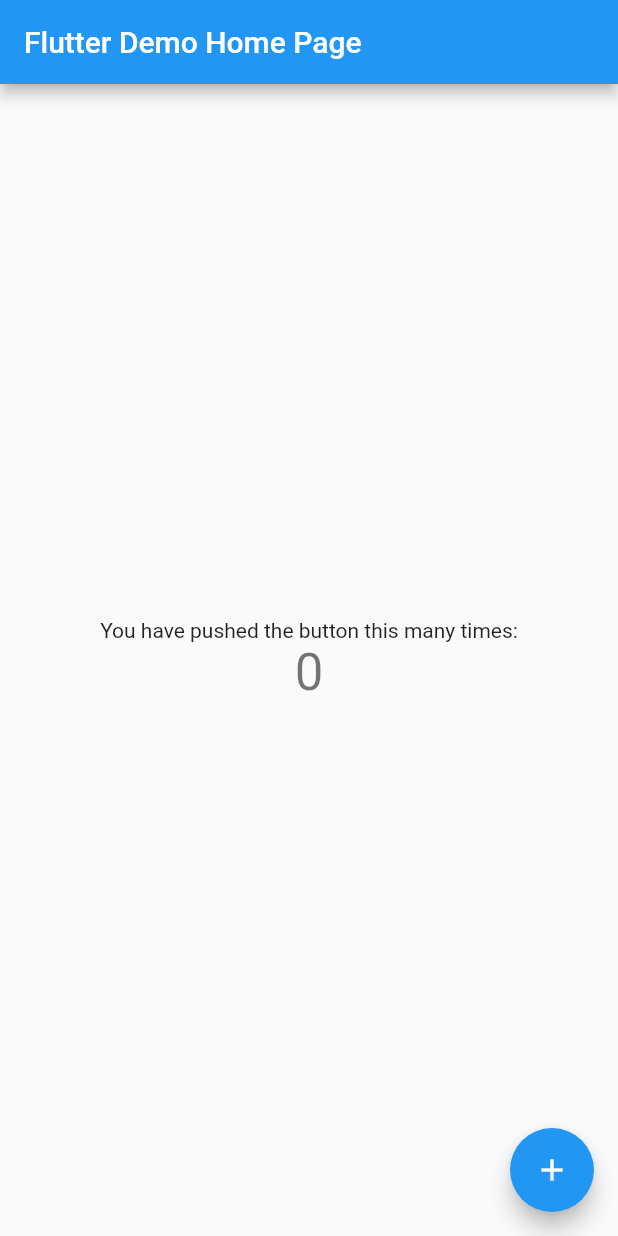
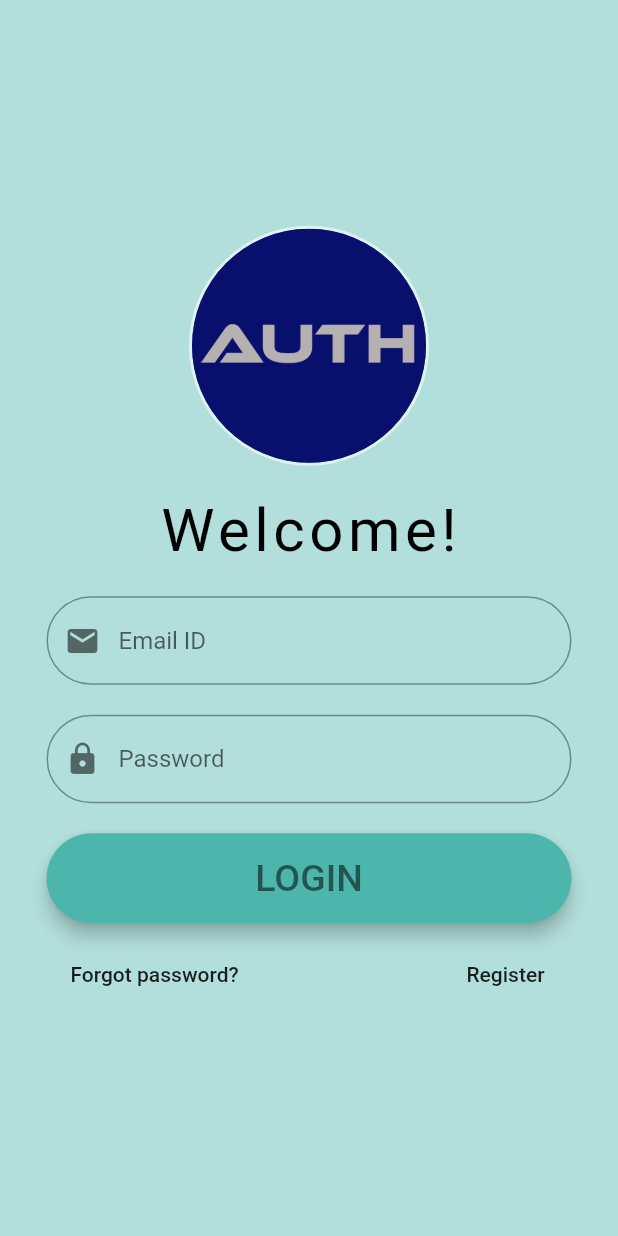
Before and after one commit to urantiatech/authenticator_flutter, a Flutter app: the screen it shows after launch, on a phone screen of 412 x 824 dp. Run offline on Flutter 3.47's test engine with Material 2 defaults, Android fonts, the phone set to English and light mode, and no system bars.

Commit message:
added login screen

```diff
--- a/lib/main.dart
+++ b/lib/main.dart
@@ -1,117 +1,145 @@
 import 'package:flutter/material.dart';
+import 'package:flutter/painting.dart';
 
 void main() {
-  runApp(MyApp());
+  runApp(
+    MaterialApp(
+      home: Scaffold(
+        backgroundColor: Colors.teal[100],
+        body: LoginPage(),
+      ),
+    ),
+  );
 }
 
-class MyApp extends StatelessWidget {
-  // This widget is the root of your application.
+class LoginPage extends StatefulWidget {
+  @override
+  _LoginPageState createState() => _LoginPageState();
+}
+
+class _LoginPageState extends State<LoginPage> {
+  TextEditingController controllerEmail = TextEditingController();
+  TextEditingController controllerPassword = TextEditingController();
   @override
   Widget build(BuildContext context) {
-    return MaterialApp(
-      title: 'Flutter Demo',
-      theme: ThemeData(
-        // This is the theme of your application.
-        //
-        // Try running your application with "flutter run". You'll see the
-        // application has a blue toolbar. Then, without quitting the app, try
-        // changing the primarySwatch below to Colors.green and then invoke
-        // "hot reload" (press "r" in the console where you ran "flutter run",
-        // or simply save your changes to "hot reload" in a Flutter IDE).
-        // Notice that the counter didn't reset back to zero; the application
-        // is not restarted.
-        primarySwatch: Colors.blue,
-        // This makes the visual density adapt to the platform that you run
-        // the app on. For desktop platforms, the controls will be smaller and
-        // closer together (more dense) than on mobile platforms.
-        visualDensity: VisualDensity.adaptivePlatformDensity,
+    return SafeArea(
+      child: Column(
+        // crossAxisAlignment: CrossAxisAlignment.stretch,
+        mainAxisAlignment: MainAxisAlignment.center,
+        children: [
+          CircleAvatar(
+            radius: 80,
+            backgroundColor: Colors.white60,
+            child: CircleAvatar(
+              radius: 78,
+              backgroundImage: AssetImage(
+                'images/appIcon.png',
+              ),
+            ),
+          ),
+          SizedBox(
+            height: 20,
+            width: double.infinity,
+          ),
+          Text(
+            'Welcome!',
+            style: TextStyle(
+              fontSize: 40,
+              color: Colors.black,
+              letterSpacing: 3,
+            ),
+          ),
+          SizedBox(
+            height: 20,
+          ),
+          Container(
+            width: 350,
+            child: TextField(
+              controller: controllerEmail,
+              decoration: InputDecoration(
+                focusedBorder:
+                    OutlineInputBorder(borderRadius: BorderRadius.circular(30)),
+                border:
+                    OutlineInputBorder(borderRadius: BorderRadius.circular(30)),
+                hintText: 'Email ID',
+                prefixIcon: Icon(
+                  Icons.mail,
+                  color: Colors.black54,
+                ),
+              ),
+            ),
+          ),
+          SizedBox(
+            height: 20,
+          ),
+          Container(
+            width: 350,
+            child: TextField(
+              obscureText: true,
+              controller: controllerPassword,
+              decoration: InputDecoration(
+                focusedBorder:
+                    OutlineInputBorder(borderRadius: BorderRadius.circular(30)),
+                border:
+                    OutlineInputBorder(borderRadius: BorderRadius.circular(30)),
+                hintText: 'Password',
+                prefixIcon: Icon(
+                  Icons.lock,
+                  color: Colors.black54,
+                ),
+              ),
+            ),
+          ),
+          SizedBox(
+            height: 20,
+          ),
+          SizedBox(
+            width: 350,
+            height: 60,
+            child: RaisedButton(
+              textColor: Colors.black54,
+              color: Colors.teal[300],
+              onPressed: () {
+                print(controllerEmail.text);
+                print(controllerPassword.text);
+              },
+              padding: EdgeInsets.all(10),
+              elevation: 5,
+              shape: RoundedRectangleBorder(
+                  borderRadius: BorderRadius.all(Radius.circular(30))),
+              child: Text(
+                'LOGIN',
+                style: TextStyle(
+                  fontSize: 25,
+                ),
+              ),
+            ),
+          ),
+          SizedBox(
+            height: 10,
+          ),
+          Container(
+            width: 350,
+            child: Row(
+              mainAxisAlignment: MainAxisAlignment.spaceBetween,
+              children: [
+                FlatButton(
+                  child: Text('Forgot password?'),
+                  onPressed: () {
+                    print('I don\'t do anything yet');
+                  },
+                ),
+                FlatButton(
+                  child: Text('Register'),
+                  onPressed: () {
+                    print('I don\'t do anything yet');
+                  },
+                ),
+              ],
+            ),
+          )
+        ],
       ),
-      home: MyHomePage(title: 'Flutter Demo Home Page'),
     );
   }
 }
-
-class MyHomePage extends StatefulWidget {
-  MyHomePage({Key key, this.title}) : super(key: key);
-
-  // This widget is the home page of your application. It is stateful, meaning
-  // that it has a State object (defined below) that contains fields that affect
-  // how it looks.
-
-  // This class is the configuration for the state. It holds the values (in this
-  // case the title) provided by the parent (in this case the App widget) and
-  // used by the build method of the State. Fields in a Widget subclass are
-  // always marked "final".
-
-  final String title;
-
-  @override
-  _MyHomePageState createState() => _MyHomePageState();
-}
-
-class _MyHomePageState extends State<MyHomePage> {
-  int _counter = 0;
-
-  void _incrementCounter() {
-    setState(() {
-      // This call to setState tells the Flutter framework that something has
-      // changed in this State, which causes it to rerun the build method below
-      // so that the display can reflect the updated values. If we changed
-      // _counter without calling setState(), then the build method would not be
-      // called again, and so nothing would appear to happen.
-      _counter++;
-    });
-  }
-
-  @override
-  Widget build(BuildContext context) {
-    // This method is rerun every time setState is called, for instance as done
-    // by the _incrementCounter method above.
-    //
-    // The Flutter framework has been optimized to make rerunning build methods
-    // fast, so that you can just rebuild anything that needs updating rather
-    // than having to individually change instances of widgets.
-    return Scaffold(
-      appBar: AppBar(
-        // Here we take the value from the MyHomePage object that was created by
-        // the App.build method, and use it to set our appbar title.
-        title: Text(widget.title),
-      ),
-      body: Center(
-        // Center is a layout widget. It takes a single child and positions it
-        // in the middle of the parent.
-        child: Column(
-          // Column is also a layout widget. It takes a list of children and
-          // arranges them vertically. By default, it sizes itself to fit its
-          // children horizontally, and tries to be as tall as its parent.
-          //
-          // Invoke "debug painting" (press "p" in the console, choose the
-          // "Toggle Debug Paint" action from the Flutter Inspector in Android
-          // Studio, or the "Toggle Debug Paint" command in Visual Studio Code)
-          // to see the wireframe for each widget.
-          //
-          // Column has various properties to control how it sizes itself and
-          // how it positions its children. Here we use mainAxisAlignment to
-          // center the children vertically; the main axis here is the vertical
-          // axis because Columns are vertical (the cross axis would be
-          // horizontal).
-          mainAxisAlignment: MainAxisAlignment.center,
-          children: <Widget>[
-            Text(
-              'You have pushed the button this many times:',
-            ),
-            Text(
-              '$_counter',
-              style: Theme.of(context).textTheme.headline4,
-            ),
-          ],
-        ),
-      ),
-      floatingActionButton: FloatingActionButton(
-        onPressed: _incrementCounter,
-        tooltip: 'Increment',
-        child: Icon(Icons.add),
-      ), // This trailing comma makes auto-formatting nicer for build methods.
-    );
-  }
-}
```
Also changed, not shown: pubspec.yaml (+2 -6 lines), images/appIcon.png (added), 6 other files.
